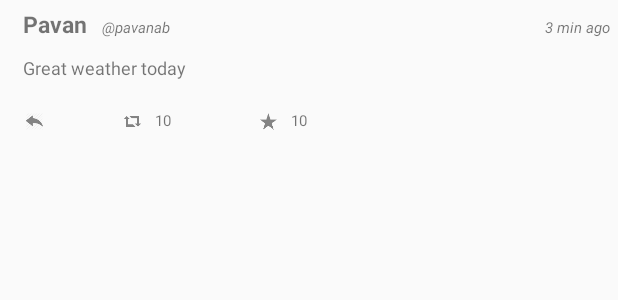
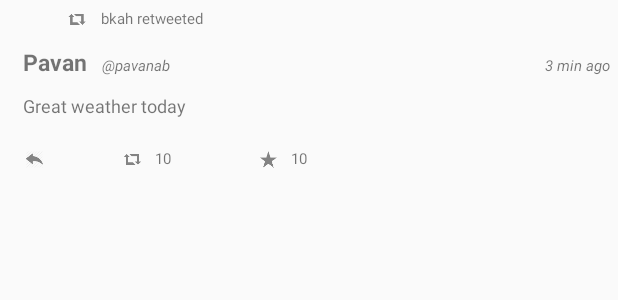
Before and after one commit to netra-m/MySimpleTweets, an Android app: the layout item_tweet.xml on its own in the app's theme, with its tools: preview values and no code run, on a phone screen of 412 x 824 dp. Shown: the top 300 px of the screen. Run offline under Robolectric (Android 15) with nearby library versions, the phone set to English and light mode, and no system bars.

Commit message:
adding retweeted view to timeline & detailed view

```diff
--- a/app/src/main/res/layout/item_tweet.xml
+++ b/app/src/main/res/layout/item_tweet.xml
@@ -2,18 +2,48 @@
 <RelativeLayout xmlns:android="http://schemas.android.com/apk/res/android"
     android:layout_width="match_parent"
     android:layout_height="match_parent"
+    android:descendantFocusability="blocksDescendants"
     android:paddingBottom="10dp"
     android:paddingRight="5dp"
-    android:paddingTop="5dp"
-    android:descendantFocusability="blocksDescendants">
+    android:paddingTop="5dp">
+
+    <LinearLayout
+        android:id="@+id/llRetweeted"
+        android:layout_width="match_parent"
+        android:layout_height="wrap_content"
+        android:orientation="horizontal"
+        android:paddingLeft="35dp">
+
+        <ImageView
+            android:id="@+id/ivRetweeted"
+            android:layout_width="wrap_content"
+            android:layout_height="15dp"
+            android:layout_alignParentTop="true"
+            android:layout_alignRight="@+id/ivProfileImage"
+            android:layout_gravity="center_vertical"
+            android:src="@drawable/ic_retweet" />
+
+        <TextView
+            android:id="@+id/tvRetweeted"
+            android:layout_width="wrap_content"
+            android:layout_height="wrap_content"
+            android:text="bkah retweeted"
+            android:textAppearance="?android:attr/textAppearanceSmall"
+            android:textSize="10sp"/>
+
+    </LinearLayout>
+
+
+    <LinearLayout
+        android:layout_width="match_parent"
+        android:layout_height="wrap_content"
+        android:layout_below="@+id/llRetweeted"
+        android:paddingTop="10dp">
 
         <ImageView
             android:id="@+id/ivProfileImage"
             android:layout_width="wrap_content"
             android:layout_height="50dp"
-        android:layout_alignParentLeft="true"
-        android:layout_alignParentStart="true"
-        android:layout_alignParentTop="true"
             android:layout_marginLeft="5dp"
             android:layout_marginRight="10dp"
             android:adjustViewBounds="true"
@@ -68,17 +98,17 @@
                 android:layout_height="wrap_content"
                 android:autoLink="all"
                 android:linksClickable="true"
+                android:paddingTop="10dp"
                 android:text="Great weather today"
-            android:textSize="12sp"
-            android:paddingTop="10dp"/>
+                android:textSize="12sp" />
 
             <ImageView
+                android:id="@+id/ivTweetImage"
                 android:layout_width="match_parent"
                 android:layout_height="wrap_content"
-            android:scaleType="fitXY"
                 android:adjustViewBounds="true"
-            android:id="@+id/ivTweetImage"
-            android:paddingTop="10dp"/>
+                android:paddingTop="10dp"
+                android:scaleType="fitXY" />
 
             <LinearLayout
                 android:layout_width="match_parent"
@@ -87,47 +117,48 @@
                 android:paddingTop="10dp">
 
                 <ImageButton
+                    android:id="@+id/btnReply"
                     android:layout_width="15dp"
                     android:layout_height="15dp"
                     android:background="@drawable/ic_reply"
-                android:gravity="center_horizontal"
-                android:id="@+id/btnReply"/>
+                    android:gravity="center_horizontal" />
 
                 <ImageView
+                    android:id="@+id/reTweetIcon"
                     android:layout_width="15dp"
                     android:layout_height="15dp"
-                android:id="@+id/reTweetIcon"
                     android:layout_marginLeft="50dp"
                     android:gravity="center_horizontal"
-                android:src="@drawable/ic_retweet"/>
+                    android:src="@drawable/ic_retweet" />
 
                 <TextView
+                    android:id="@+id/tvRetweetCount"
                     android:layout_width="25dp"
                     android:layout_height="wrap_content"
+                    android:gravity="center_horizontal"
+                    android:text="10"
                     android:textAppearance="?android:attr/textAppearanceSmall"
-                android:text="10"
-                android:id="@+id/tvRetweetCount"
-                android:gravity="center_horizontal"
-                android:textSize="10sp"/>
+                    android:textSize="10sp" />
 
                 <ImageView
+                    android:id="@+id/favoritesIcon"
                     android:layout_width="15dp"
                     android:layout_height="15dp"
-                android:id="@+id/favoritesIcon"
                     android:layout_marginLeft="50dp"
                     android:gravity="center_horizontal"
-                android:src="@drawable/ic_favorites"/>
+                    android:src="@drawable/ic_favorites" />
 
                 <TextView
+                    android:id="@+id/tvFavoritesCount"
                     android:layout_width="25dp"
                     android:layout_height="wrap_content"
+                    android:gravity="center_horizontal"
+                    android:text="10"
                     android:textAppearance="?android:attr/textAppearanceSmall"
-                android:text="10"
-                android:id="@+id/tvFavoritesCount"
-                android:gravity="center_horizontal"
-                android:textSize="10sp"/>
+                    android:textSize="10sp" />
 
             </LinearLayout>
+        </LinearLayout>
+    </LinearLayout>
 
-    </LinearLayout>
 </RelativeLayout>
```
Also changed, not shown: app/src/main/java/com/codepath/apps/mysimpletweets/activities/TweetDetailActivity.java (+17 -2 lines), app/src/main/java/com/codepath/apps/mysimpletweets/adapters/TweetsArrayAdapter.java (+16 -0 lines), app/src/main/java/com/codepath/apps/mysimpletweets/models/Tweet.java (+17 -0 lines), app/src/main/res/layout/activity_tweet_detail.xml (+29 -2 lines). Lines whose indentation alone changed are shown as unchanged.
